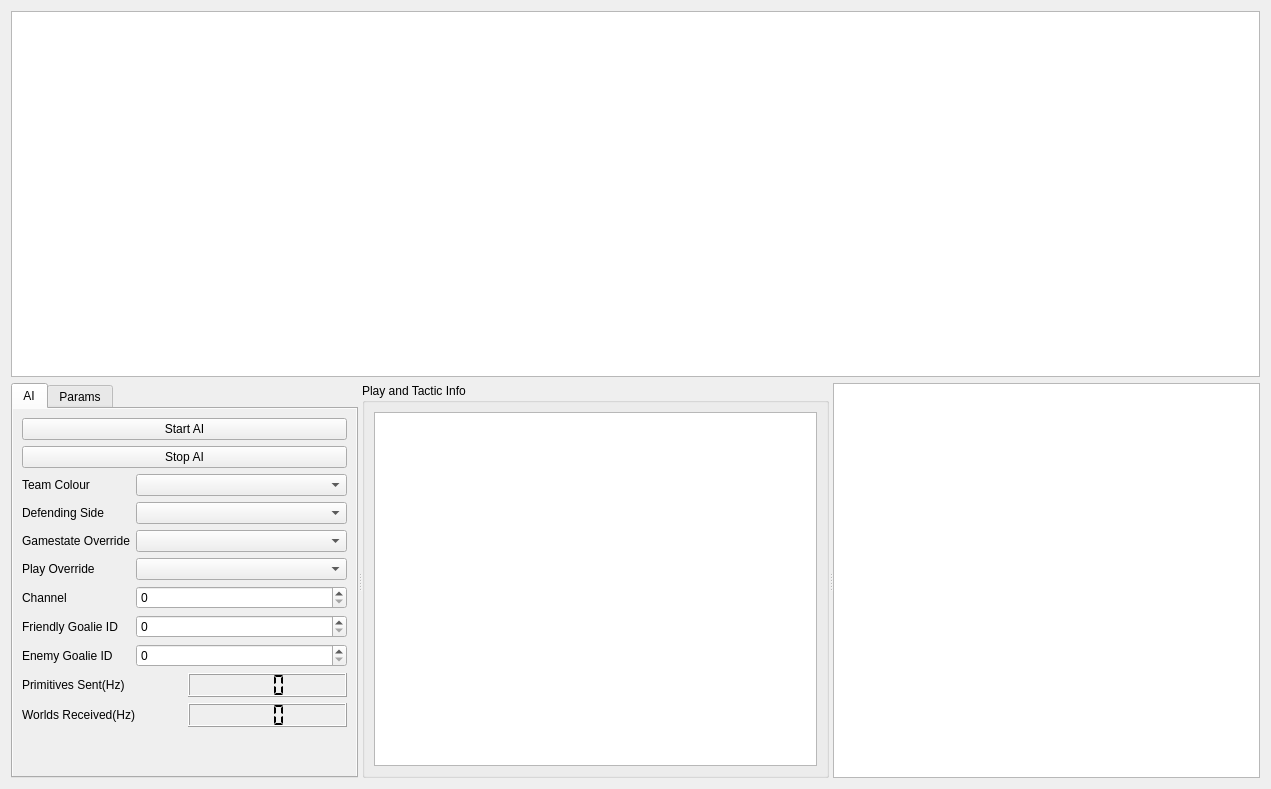
UBC-Thunderbots/Software, file src/software/gui/full_system/ui/main_widget.ui: the form before one commit.
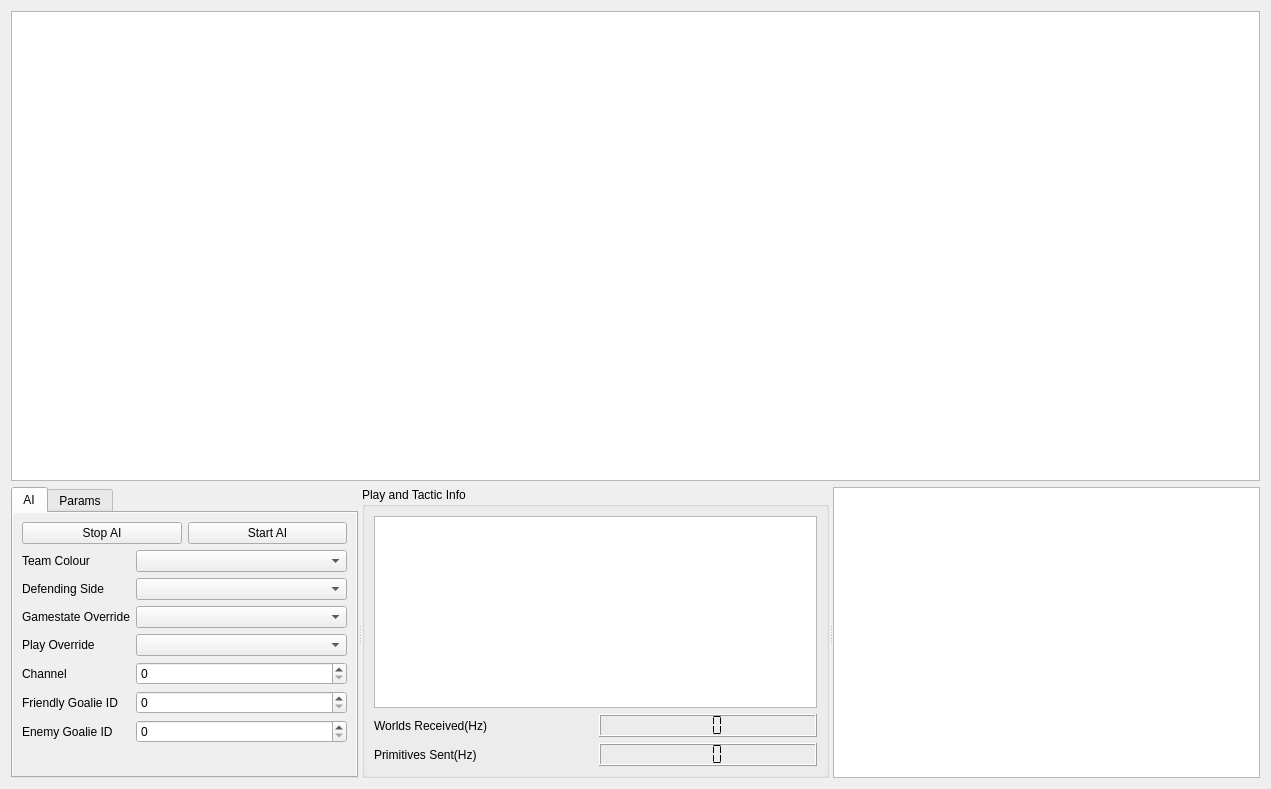
The form after the commit. Custom widgets are drawn as their Qt base class.

Commit message: make bottom part a bit shorter

```diff
--- a/src/software/gui/full_system/ui/main_widget.ui
+++ b/src/software/gui/full_system/ui/main_widget.ui
@@ -66,24 +66,40 @@
        </attribute>
        <layout class="QVBoxLayout" name="verticalLayout_3">
         <item>
-         <widget class="QPushButton" name="start_ai_button">
-          <property name="text">
-           <string>Start AI</string>
-          </property>
-          <property name="checkable">
-           <bool>false</bool>
-          </property>
-          <property name="checked">
-           <bool>false</bool>
-          </property>
-         </widget>
-        </item>
-        <item>
-         <widget class="QPushButton" name="stop_ai_button">
-          <property name="text">
-           <string>Stop AI</string>
-          </property>
-         </widget>
+         <layout class="QHBoxLayout" name="horizontalLayout">
+          <item>
+           <widget class="QPushButton" name="stop_ai_button">
+            <property name="sizePolicy">
+             <sizepolicy hsizetype="Minimum" vsizetype="Fixed">
+              <horstretch>0</horstretch>
+              <verstretch>0</verstretch>
+             </sizepolicy>
+            </property>
+            <property name="text">
+             <string>Stop AI</string>
+            </property>
+           </widget>
+          </item>
+          <item>
+           <widget class="QPushButton" name="start_ai_button">
+            <property name="sizePolicy">
+             <sizepolicy hsizetype="Minimum" vsizetype="Fixed">
+              <horstretch>0</horstretch>
+              <verstretch>0</verstretch>
+             </sizepolicy>
+            </property>
+            <property name="text">
+             <string>Start AI</string>
+            </property>
+            <property name="checkable">
+             <bool>false</bool>
+            </property>
+            <property name="checked">
+             <bool>false</bool>
+            </property>
+           </widget>
+          </item>
+         </layout>
         </item>
         <item>
          <layout class="QFormLayout" name="ai_config_combobox_layout">
@@ -159,82 +175,6 @@
           </item>
          </layout>
         </item>
-        <item>
-         <layout class="QHBoxLayout" name="horizontalLayout_2">
-          <item>
-           <widget class="QLabel" name="primitives_sent_label">
-            <property name="sizePolicy">
-             <sizepolicy hsizetype="Minimum" vsizetype="Minimum">
-              <horstretch>0</horstretch>
-              <verstretch>0</verstretch>
-             </sizepolicy>
-            </property>
-            <property name="text">
-             <string>Primitives Sent(Hz)</string>
-            </property>
-           </widget>
-          </item>
-          <item>
-           <widget class="QLCDNumber" name="primitives_sent_lcd">
-            <property name="smallDecimalPoint">
-             <bool>false</bool>
-            </property>
-            <property name="digitCount">
-             <number>3</number>
-            </property>
-            <property name="segmentStyle">
-             <enum>QLCDNumber::Flat</enum>
-            </property>
-           </widget>
-          </item>
-         </layout>
-        </item>
-        <item>
-         <layout class="QHBoxLayout" name="horizontalLayout_3">
-          <item>
-           <widget class="QLabel" name="worlds_received_label">
-            <property name="sizePolicy">
-             <sizepolicy hsizetype="Minimum" vsizetype="Minimum">
-              <horstretch>0</horstretch>
-              <verstretch>0</verstretch>
-             </sizepolicy>
-            </property>
-            <property name="text">
-             <string>Worlds Received(Hz)</string>
-            </property>
-           </widget>
-          </item>
-          <item>
-           <widget class="QLCDNumber" name="worlds_received_lcd">
-            <property name="smallDecimalPoint">
-             <bool>false</bool>
-            </property>
-            <property name="digitCount">
-             <number>3</number>
-            </property>
-            <property name="segmentStyle">
-             <enum>QLCDNumber::Flat</enum>
-            </property>
-           </widget>
-          </item>
-         </layout>
-        </item>
-        <item>
-         <spacer name="verticalSpacer">
-          <property name="orientation">
-           <enum>Qt::Vertical</enum>
-          </property>
-          <property name="sizeType">
-           <enum>QSizePolicy::Minimum</enum>
-          </property>
-          <property name="sizeHint" stdset="0">
-           <size>
-            <width>20</width>
-            <height>40</height>
-           </size>
-          </property>
-         </spacer>
-        </item>
        </layout>
       </widget>
       <widget class="QWidget" name="params_tab">
@@ -268,7 +208,7 @@
        <item>
         <widget class="PlayInfoWidget" name="play_info_widget">
          <property name="sizePolicy">
-          <sizepolicy hsizetype="Preferred" vsizetype="Minimum">
+          <sizepolicy hsizetype="Preferred" vsizetype="Expanding">
            <horstretch>0</horstretch>
            <verstretch>0</verstretch>
           </sizepolicy>
@@ -285,6 +225,72 @@
          </property>
         </widget>
        </item>
+       <item>
+        <layout class="QHBoxLayout" name="horizontalLayout_2">
+         <item>
+          <widget class="QLabel" name="worlds_received_label">
+           <property name="sizePolicy">
+            <sizepolicy hsizetype="Minimum" vsizetype="Minimum">
+             <horstretch>0</horstretch>
+             <verstretch>0</verstretch>
+            </sizepolicy>
+           </property>
+           <property name="text">
+            <string>Worlds Received(Hz)</string>
+           </property>
+          </widget>
+         </item>
+         <item>
+          <widget class="QLCDNumber" name="worlds_received_lcd">
+           <property name="smallDecimalPoint">
+            <bool>false</bool>
+           </property>
+           <property name="digitCount">
+            <number>3</number>
+           </property>
+           <property name="segmentStyle">
+            <enum>QLCDNumber::Flat</enum>
+           </property>
+          </widget>
+         </item>
+        </layout>
+       </item>
+       <item>
+        <layout class="QHBoxLayout" name="horizontalLayout_3">
+         <item>
+          <widget class="QLabel" name="primitives_sent_label">
+           <property name="sizePolicy">
+            <sizepolicy hsizetype="Minimum" vsizetype="Minimum">
+             <horstretch>0</horstretch>
+             <verstretch>0</verstretch>
+            </sizepolicy>
+           </property>
+           <property name="text">
+            <string>Primitives Sent(Hz)</string>
+           </property>
+          </widget>
+         </item>
+         <item>
+          <widget class="QLCDNumber" name="primitives_sent_lcd">
+           <property name="sizePolicy">
+            <sizepolicy hsizetype="Minimum" vsizetype="Preferred">
+             <horstretch>0</horstretch>
+             <verstretch>0</verstretch>
+            </sizepolicy>
+           </property>
+           <property name="smallDecimalPoint">
+            <bool>false</bool>
+           </property>
+           <property name="digitCount">
+            <number>3</number>
+           </property>
+           <property name="segmentStyle">
+            <enum>QLCDNumber::Flat</enum>
+           </property>
+          </widget>
+         </item>
+        </layout>
+       </item>
       </layout>
      </widget>
      <widget class="RobotStatusTable" name="robot_status_table_widget">
```
Left out of the diff: 2 changed lines with no effect on the pictures.
